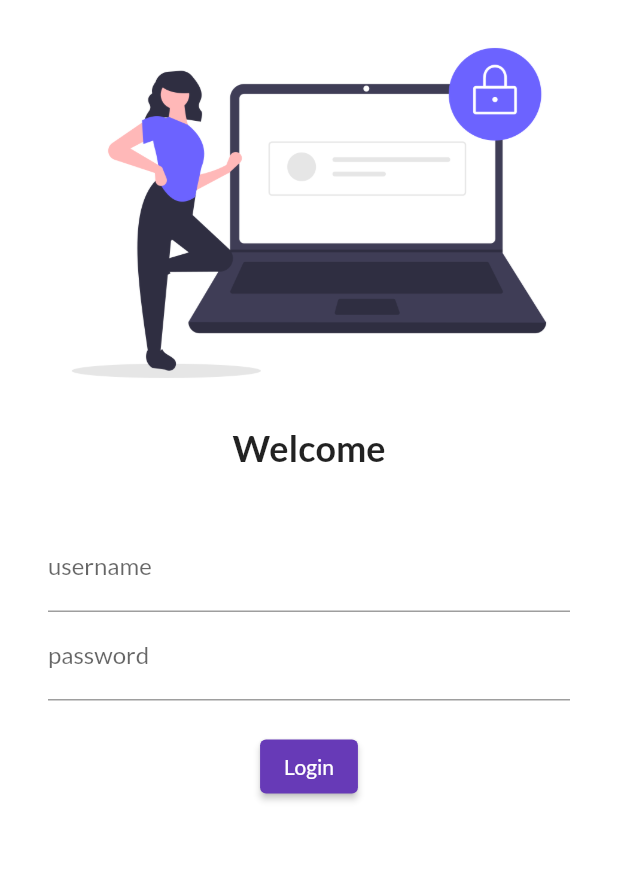
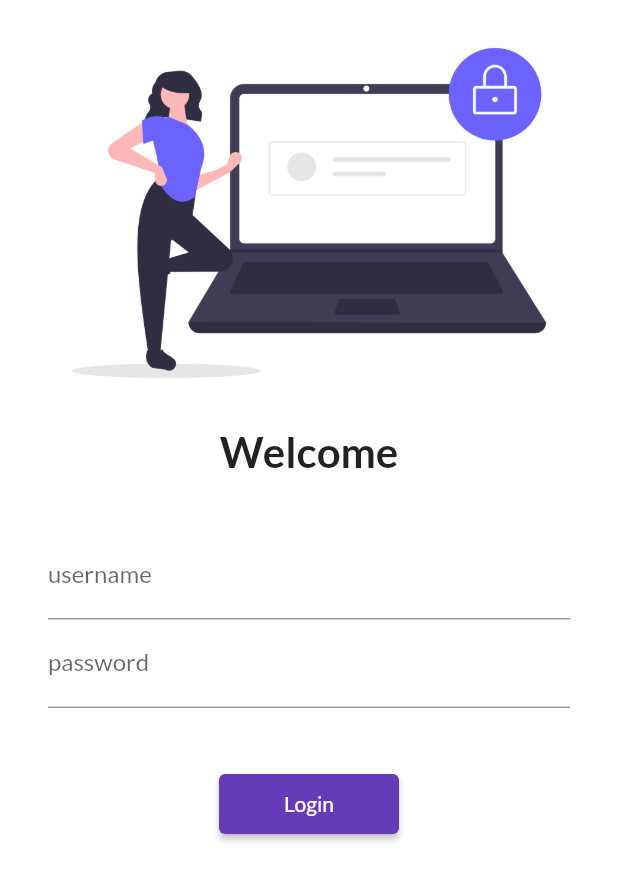
Before and after one commit to gitpod-samples/template-flutter, a Flutter app: the screen it shows after launch, on a phone screen of 412 x 824 dp. Shown: the top 881 px of the screen. Run offline on Flutter 3.47's test engine with Material 2 defaults, Android fonts, the phone set to English and light mode, and no system bars; our stand-ins replace google_fonts.

Commit message:
day5 completed

```diff
--- a/lib/main.dart
+++ b/lib/main.dart
@@ -2,6 +2,7 @@
 import 'package:google_fonts/google_fonts.dart';
 import 'package:hello_world/pages/home_page.dart';
 import 'package:hello_world/pages/login_page.dart';
+import 'package:hello_world/utils/routes.dart';
 
 void main() {
   runApp(MyApp());
@@ -19,11 +20,11 @@
       darkTheme: ThemeData(
         brightness: Brightness.dark,
       ),
-      initialRoute: "/login",
+      initialRoute: "/",
       routes: {
         "/": (context) => LoginPage(),
-        "/home": (context) => HomePage(),
-        "/login": (context) => LoginPage(),
+        MyRoutes.homeRoute: (context) => HomePage(),
+        MyRoutes.loginRoute: (context) => LoginPage(),
       },
     );
   }
--- a/lib/pages/login_page.dart
+++ b/lib/pages/login_page.dart
@@ -1,10 +1,12 @@
 import 'package:flutter/material.dart';
+import 'package:hello_world/utils/routes.dart';
 
 class LoginPage extends StatelessWidget {
   @override
   Widget build(BuildContext context) {
     return Material(
       color: Colors.white,
+      child: SingleChildScrollView(
         child: Column(
           children: [
             Image.asset(
@@ -13,7 +15,7 @@ class LoginPage extends StatelessWidget {
             ),
             Text(
               "Welcome",
-            style: TextStyle(fontSize: 24, fontWeight: FontWeight.bold),
+              style: TextStyle(fontSize: 28, fontWeight: FontWeight.bold),
             ),
             SizedBox(
               height: 20.0,
@@ -37,15 +39,15 @@ class LoginPage extends StatelessWidget {
                     ),
                   ),
                   SizedBox(
-                  height: 20.0,
+                    height: 40.0,
                   ),
                   ElevatedButton(
                     child: Text(
                       "Login",
                     ),
-                  style: TextButton.styleFrom(),
+                    style: TextButton.styleFrom(minimumSize: Size(120, 40)),
                     onPressed: () {
-                    print("Hi I am working");
+                      Navigator.pushNamed(context, MyRoutes.homeRoute);
                     },
                   )
                 ],
@@ -53,6 +55,7 @@ class LoginPage extends StatelessWidget {
             )
           ],
         ),
+      ),
     );
   }
 }
--- /dev/null
+++ b/lib/utils/routes.dart
@@ -0,0 +1,5 @@
+class MyRoutes{
+  static String loginRoute="/login";
+  static String homeRoute="/home";
+
+}
--- a/pubspec.yaml
+++ b/pubspec.yaml
@@ -75,3 +75,4 @@ flutter:
   #
   # For details regarding fonts from package dependencies,
   # see https://flutter.dev/custom-fonts/#from-packages
+#https://6080-gitpodio-templateflutter-mxphmigxs46.ws-us33.gitpod.io/vnc.html?autoconnect=true&reconnect=true&resize=scale
```
Lines whose indentation alone changed are shown as unchanged.
